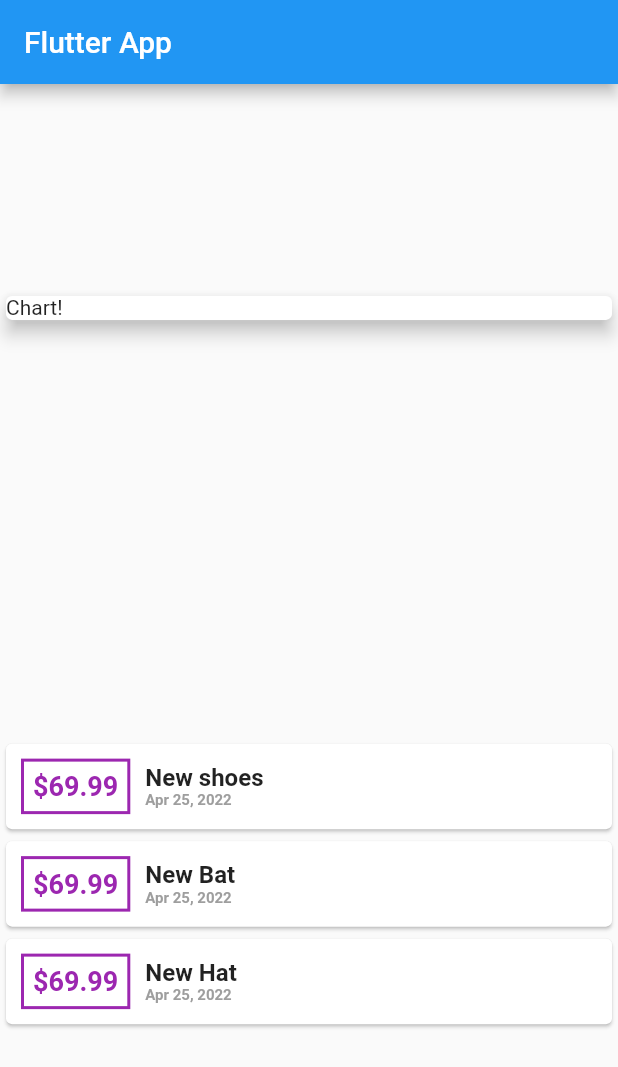
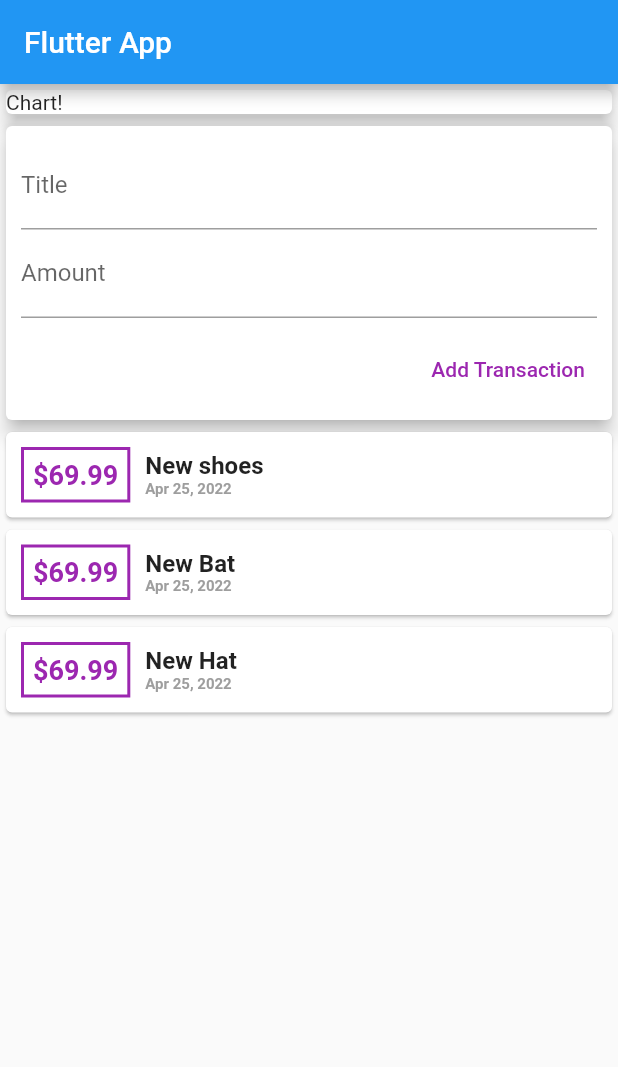
Before and after one commit to Hussain-7/Flutter_personal_expense_app, a Flutter app: the screen it shows after launch, on a phone screen of 412 x 824 dp. Shown: the top 1067 px of the screen. Run offline on Flutter 3.47's test engine with Material 2 defaults, Android fonts, the phone set to English and light mode, and no system bars.

Commit message:
controller added for text field

```diff
--- a/lib/main.dart
+++ b/lib/main.dart
@@ -40,12 +40,17 @@ class MyHomePage extends StatelessWidget {
     Transaction(
         id: "t3", title: "New Hat", amount: 69.99, date: DateTime.now()),
   ];
+  late String titleInput;
+  late String amountInput;
+  final titleController = TextEditingController();
+  final amountController = TextEditingController();
+
   @override
   Widget build(BuildContext context) {
     return Scaffold(
-        appBar: AppBar(title: Text('Flutter App')),
+        appBar: AppBar(title: const Text('Flutter App')),
         body: Column(
-            mainAxisAlignment: MainAxisAlignment.spaceAround,
+            // mainAxisAlignment: MainAxisAlignment.start,
             crossAxisAlignment: CrossAxisAlignment.stretch,
             children: <Widget>[
               Container(
@@ -53,6 +58,38 @@ class MyHomePage extends StatelessWidget {
                 child: Card(
                   child: Text('Chart!'),
                   elevation: 5,
+                ),
+              ),
+              Card(
+                elevation: 5,
+                child: Container(
+                  padding: const EdgeInsets.all(10),
+                  child: Column(
+                      crossAxisAlignment: CrossAxisAlignment.end,
+                      children: <Widget>[
+                        TextField(
+                          decoration: InputDecoration(labelText: 'Title'),
+                          // onChanged: (String value) => titleInput = value
+                          controller: titleController,
+                        ),
+                        TextField(
+                          decoration: InputDecoration(labelText: 'Amount'),
+                          // onChanged: (String value) => amountInput = value
+                          controller: amountController,
+                        ),
+                        Padding(
+                          padding: const EdgeInsets.only(top: 10),
+                          child: TextButton(
+                              style: TextButton.styleFrom(
+                                primary: Colors.purple,
+                              ),
+                              child: const Text("Add Transaction"),
+                              onPressed: () {
+                                print(titleController.text);
+                                print(amountController.text);
+                              }),
+                        )
+                      ]),
                 ),
               ),
               Column(
```
